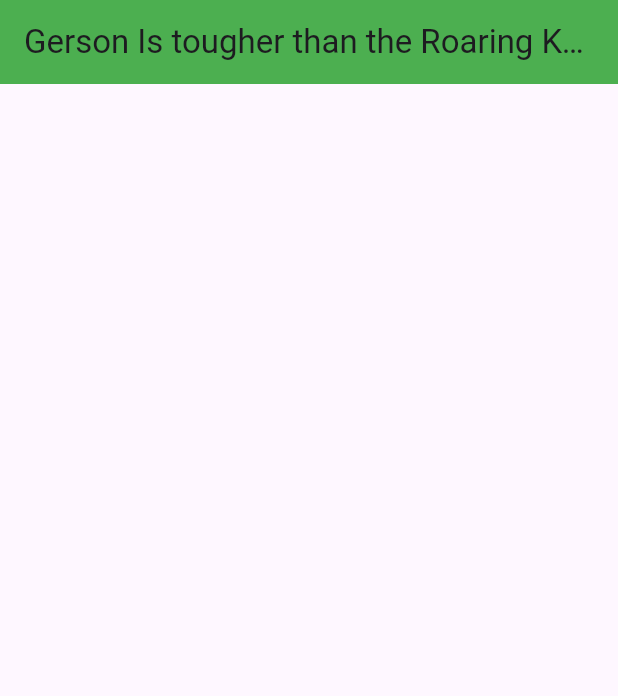
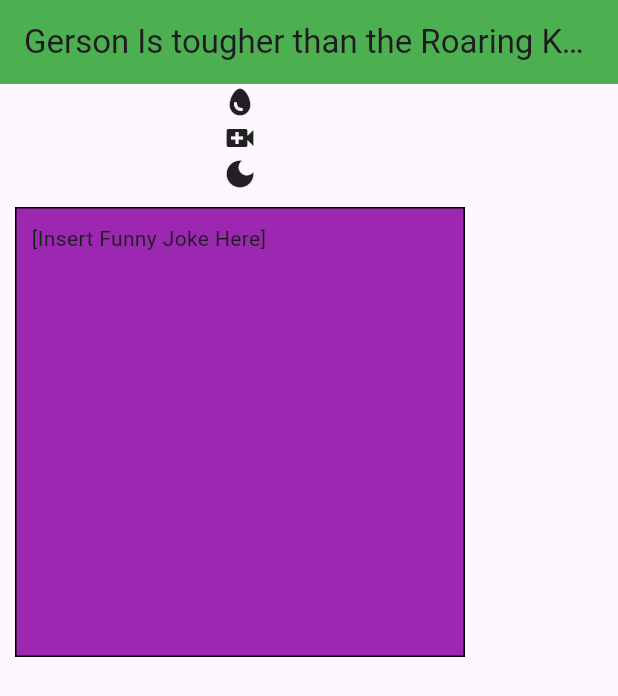
Before and after one commit to FraserShimmins/Learning-Flutter, a Flutter app: the screen it shows after launch, on a phone screen of 412 x 824 dp. Shown: the top 696 px of the screen. Run offline on Flutter 3.47's test engine with Material 3 defaults, Android fonts, the phone set to English and light mode, and no system bars.

Commit message:
Add a Column() to the 'body' of the MyApp in 'example_1'

```diff
--- a/example_1/lib/main.dart
+++ b/example_1/lib/main.dart
@@ -13,25 +13,42 @@ void main() {
 // Custom Widget that will be passed to 'MyApp()'
 //
 class MyApp extends StatelessWidget {
-  const MyApp({ Key? key }) : super(key: key);
+  const MyApp({Key? key}) : super(key: key);
 
   // Build Method = Method which returns a widget, is called everytime flutter needs to rebuild the UI
   // - e.g. when your data changes
   // - Describes the UI
   @override
   Widget build(BuildContext context) {
-
     // MaterialApp = Widget used as a root of the application
     //  - Allows us to configure themes and routes
     return MaterialApp(
       // Scaffold = A key layout component (container) that allows you to build screens with common UI elements
       //  - e.g. like an AppBar at the top of an application
       home: Scaffold(
-                      appBar: AppBar(
-                                      backgroundColor: Colors.green,
-                                      title: const Text("Gerson Is tougher than the Roaring Knight!")
-                                    )
-                    )
+        appBar: AppBar(
+          backgroundColor: Colors.green,
+          title: const Text("Gerson Is tougher than the Roaring Knight!"),
+        ),
+        // Body = Primary content of the scaffold
+        body: Column(
+            children: [
+              const Icon(Icons.egg),
+              const Icon(Icons.video_call),
+              const Icon(Icons.dark_mode),
+              // Container = A highly versatile widget that functions much like a multi-purpose box in your app's interface
+              //  - i.e. it's like 'div' in html
+              Container(
+                margin: const EdgeInsets.all(10),
+                padding: const EdgeInsets.all(10),
+                height: 300,
+                width: 300,
+                decoration: BoxDecoration(border: Border.all(), color: Colors.purple),
+                child: const Text("[Insert Funny Joke Here]"),
+              ),
+            ],
+        ),
+      ),
     );
   }
 }
```
